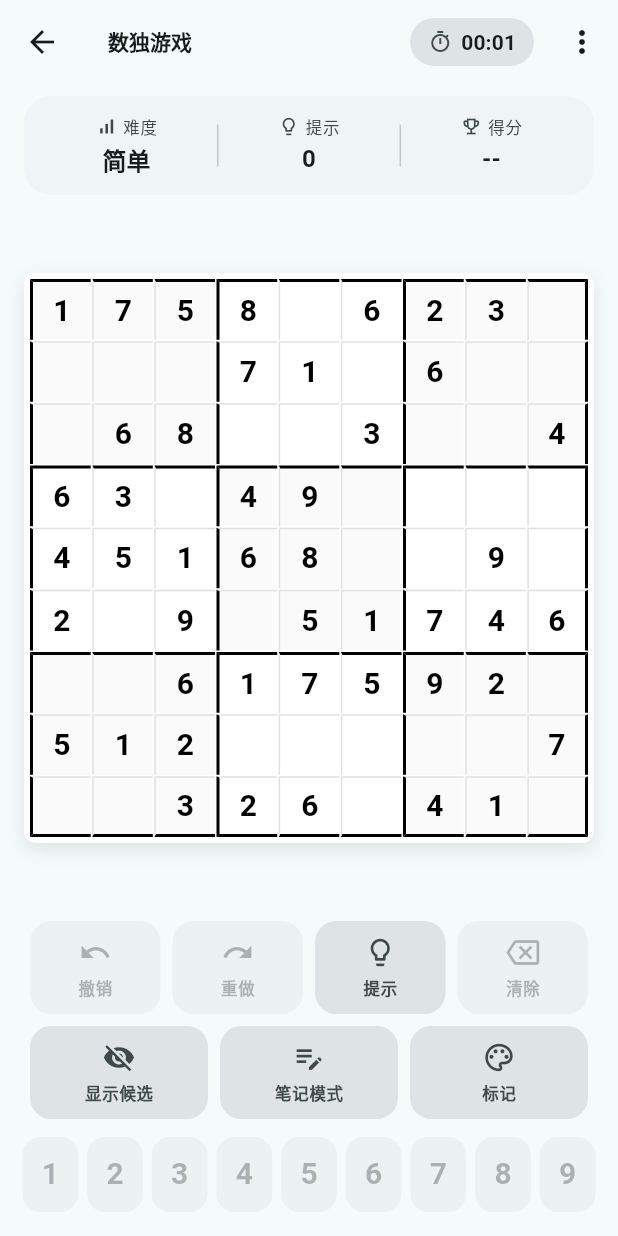
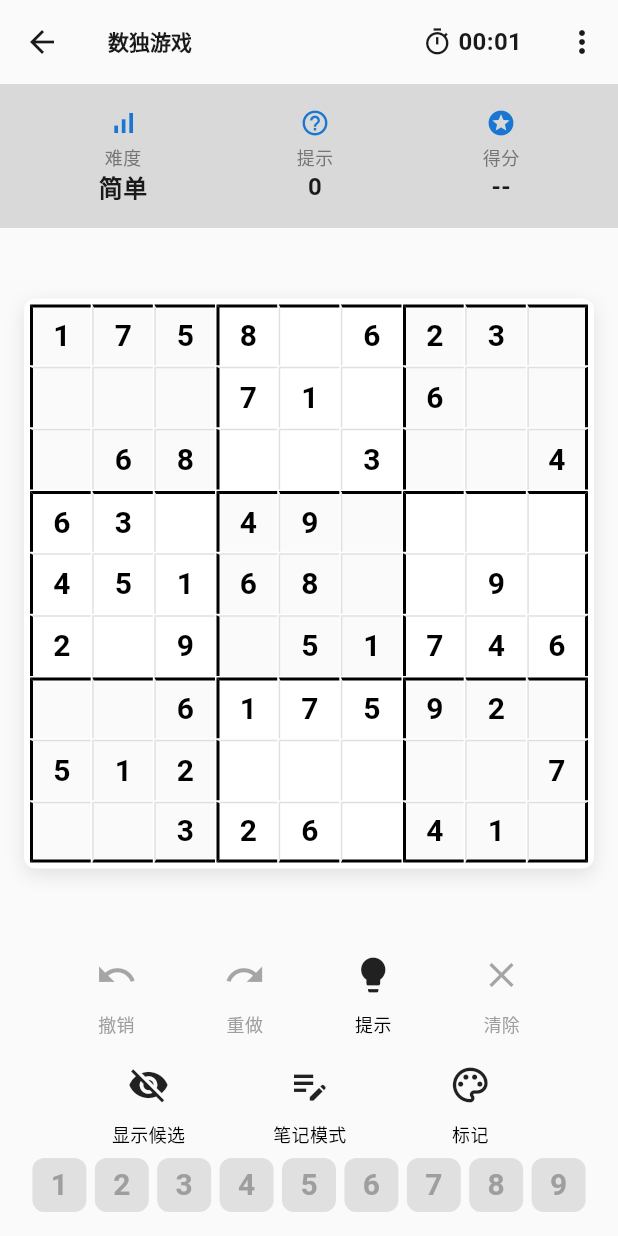
Before and after one commit to yedeying/sudoku-dart, a Flutter app: the screen it shows after launch, after a tap on "简单", on a phone screen of 412 x 824 dp. Run offline on Flutter 3.47's test engine with Material 3 defaults, Android fonts, the phone set to English and light mode, and no system bars.

Commit message:
fix: grayscale chrome scheme; restore game_screen layout

```diff
--- a/lib/screens/game_screen.dart
+++ b/lib/screens/game_screen.dart
@@ -44,32 +44,18 @@ class _GameScreenState extends State<GameScreen> {
           // 计时器
           Consumer<GameState>(
             builder: (context, gameState, child) {
-              final scheme = Theme.of(context).colorScheme;
               return Center(
-                child: Container(
-                  margin: const EdgeInsets.symmetric(horizontal: 8),
-                  padding: const EdgeInsets.symmetric(
-                    horizontal: 12,
-                    vertical: 6,
-                  ),
-                  decoration: BoxDecoration(
-                    color: scheme.surfaceContainerHighest,
-                    borderRadius: BorderRadius.circular(999),
-                  ),
+                child: Padding(
+                  padding: const EdgeInsets.symmetric(horizontal: 16.0),
                   child: Row(
                     children: [
-                      Icon(
-                        Icons.timer_outlined,
-                        size: 16,
-                        color: scheme.onSurfaceVariant,
-                      ),
-                      const SizedBox(width: 6),
+                      const Icon(Icons.timer_outlined, size: 20),
+                      const SizedBox(width: 4),
                       Text(
                         gameState.getFormattedTime(),
-                        style: Theme.of(context).textTheme.labelLarge?.copyWith(
-                          fontFeatures: const [
-                            FontFeature.tabularFigures(),
-                          ],
+                        style: const TextStyle(
+                          fontSize: 16,
+                          fontWeight: FontWeight.bold,
                         ),
                       ),
                     ],
@@ -120,23 +106,7 @@ class _GameScreenState extends State<GameScreen> {
         child: Consumer<GameState>(
           builder: (context, gameState, child) {
             if (gameState.board == null) {
-              return Center(
-                child: Column(
-                  mainAxisSize: MainAxisSize.min,
-                  children: [
-                    Icon(
-                      Icons.grid_off_outlined,
-                      size: 40,
-                      color: Theme.of(context).colorScheme.onSurfaceVariant,
-                    ),
-                    const SizedBox(height: 12),
-                    Text(
-                      '请先开始游戏',
-                      style: Theme.of(context).textTheme.bodyLarge,
-                    ),
-                  ],
-                ),
-              );
+              return const Center(child: Text('请先开始游戏'));
             }
 
             if (gameState.justCompleted) {
@@ -161,15 +131,12 @@ class _GameScreenState extends State<GameScreen> {
               });
             }
 
-            return Center(
-              child: ConstrainedBox(
-                constraints: const BoxConstraints(maxWidth: 560),
-                child: Column(
+            return Column(
               children: [
                 // 信息栏
                 _buildInfoBar(gameState),
 
-                    const SizedBox(height: 12),
+                const SizedBox(height: 16),
 
                 // 数独棋盘
                 Expanded(
@@ -184,8 +151,7 @@ class _GameScreenState extends State<GameScreen> {
                             gameState.markupEnabled,
                         conflictCells: gameState.getConflictCells(),
                         markup: gameState.displayMarkup,
-                            sameDigitCells:
-                                gameState.sameDigitHighlightCells(),
+                        sameDigitCells: gameState.sameDigitHighlightCells(),
                         sameDigitCandidates:
                             gameState.sameDigitHighlightCandidates(),
                         arrowAnchor: gameState.arrowAnchor,
@@ -200,7 +166,7 @@ class _GameScreenState extends State<GameScreen> {
                   ),
                 ),
 
-                    const SizedBox(height: 12),
+                const SizedBox(height: 16),
 
                 if (_hintPanelVisible(gameState)) ...[
                   Padding(
@@ -213,15 +179,13 @@ class _GameScreenState extends State<GameScreen> {
                 // 控制按钮
                 _buildControlButtons(gameState),
 
-                    const SizedBox(height: 12),
+                const SizedBox(height: 8),
 
                 // 数字键盘
                 _buildNumberPad(gameState),
 
                 const SizedBox(height: 16),
               ],
-                ),
-              ),
             );
           },
         ),
@@ -230,50 +194,32 @@ class _GameScreenState extends State<GameScreen> {
   }
 
   Widget _buildInfoBar(GameState gameState) {
-    return Padding(
-      padding: const EdgeInsets.fromLTRB(16, 8, 16, 0),
-      child: Card(
-        child: Padding(
-          padding: const EdgeInsets.symmetric(horizontal: 8, vertical: 12),
+    final bg = Theme.of(context).colorScheme.surfaceContainerHighest;
+    return Container(
+      padding: const EdgeInsets.all(16),
+      color: bg,
       child: Row(
+        mainAxisAlignment: MainAxisAlignment.spaceAround,
         children: [
-              Expanded(
-                child: _buildInfoItem(
+          _buildInfoItem(
             icon: Icons.signal_cellular_alt,
             label: '难度',
             value: _getDifficultyName(gameState.difficulty),
           ),
-              ),
-              _infoDivider(),
-              Expanded(
-                child: _buildInfoItem(
-                  icon: Icons.lightbulb_outline,
+          _buildInfoItem(
+            icon: Icons.help_outline,
             label: '提示',
             value: '${gameState.hintsUsed}',
           ),
-              ),
-              _infoDivider(),
-              Expanded(
-                child: _buildInfoItem(
-                  icon: Icons.emoji_events_outlined,
+          _buildInfoItem(
+            icon: Icons.stars,
             label: '得分',
             value: gameState.board!.isComplete()
                 ? '${gameState.getScore()}'
                 : '--',
           ),
-              ),
         ],
       ),
-        ),
-      ),
-    );
-  }
-
-  Widget _infoDivider() {
-    return Container(
-      width: 1,
-      height: 28,
-      color: Theme.of(context).colorScheme.outlineVariant,
     );
   }
 
@@ -282,25 +228,24 @@ class _GameScreenState extends State<GameScreen> {
     required String label,
     required String value,
   }) {
-    final theme = Theme.of(context);
-    final scheme = theme.colorScheme;
     return Column(
       children: [
-        Row(
-          mainAxisAlignment: MainAxisAlignment.center,
-          children: [
-            Icon(icon, size: 14, color: scheme.onSurfaceVariant),
-            const SizedBox(width: 4),
+        Icon(icon, size: 20, color: Colors.blue.shade700),
+        const SizedBox(height: 4),
         Text(
           label,
-              style: theme.textTheme.labelSmall?.copyWith(
-                color: scheme.onSurfaceVariant,
+          style: TextStyle(
+            fontSize: 12,
+            color: Colors.grey.shade600,
           ),
         ),
-          ],
+        Text(
+          value,
+          style: const TextStyle(
+            fontSize: 16,
+            fontWeight: FontWeight.bold,
           ),
-        const SizedBox(height: 2),
-        Text(value, style: theme.textTheme.titleMedium),
+        ),
       ],
     );
   }
@@ -312,6 +257,7 @@ class _GameScreenState extends State<GameScreen> {
         children: [
           // 第一行：基础控制按钮
           Row(
+            mainAxisAlignment: MainAxisAlignment.spaceEvenly,
             children: [
               _buildControlButton(
                 icon: Icons.undo,
@@ -324,12 +270,12 @@ class _GameScreenState extends State<GameScreen> {
                 onPressed: gameState.canRedo ? () => gameState.redo() : null,
               ),
               _buildControlButton(
-                icon: Icons.lightbulb_outline,
+                icon: Icons.lightbulb,
                 label: '提示',
                 onPressed: () => _showHint(context, gameState),
               ),
               _buildControlButton(
-                icon: Icons.backspace_outlined,
+                icon: Icons.clear,
                 label: '清除',
                 onPressed: gameState.selectedRow != null
                     ? () => gameState.clearSelected()
@@ -340,6 +286,7 @@ class _GameScreenState extends State<GameScreen> {
           const SizedBox(height: 8),
           // 第二行：候选数功能按钮
           Row(
+            mainAxisAlignment: MainAxisAlignment.spaceEvenly,
             children: [
               _buildControlButton(
                 icon: gameState.showCandidates
@@ -366,7 +313,7 @@ class _GameScreenState extends State<GameScreen> {
             ],
           ),
           if (gameState.markupEnabled) ...[
-            const SizedBox(height: 10),
+            const SizedBox(height: 8),
             _buildMarkupBar(gameState),
           ],
         ],
@@ -406,7 +353,6 @@ class _GameScreenState extends State<GameScreen> {
             modeChip('自动共轭', MarkupMode.autoConjugate),
             modeChip('关闭', MarkupMode.off),
             ActionChip(
-              avatar: const Icon(Icons.layers_clear_outlined, size: 16),
               label: const Text('清除标记'),
               onPressed: () => gameState.clearUserMarkup(),
             ),
@@ -429,7 +375,7 @@ class _GameScreenState extends State<GameScreen> {
                       color: color,
                       border: Border.all(
                         color: gameState.markupColor == color
-                            ? Theme.of(context).colorScheme.onSurface
+                            ? Colors.black
                             : Colors.transparent,
                         width: 2,
                       ),
@@ -444,7 +390,7 @@ class _GameScreenState extends State<GameScreen> {
           Text(
             '已选起点，再点终点',
             style: Theme.of(context).textTheme.bodySmall?.copyWith(
-                  color: Theme.of(context).colorScheme.onSurfaceVariant,
+                  color: Colors.black54,
                 ),
           ),
         ] else if (gameState.markupMode == MarkupMode.candidateColor) ...[
@@ -452,7 +398,7 @@ class _GameScreenState extends State<GameScreen> {
           Text(
             '选格后点数字上色',
             style: Theme.of(context).textTheme.bodySmall?.copyWith(
-                  color: Theme.of(context).colorScheme.onSurfaceVariant,
+                  color: Colors.black54,
                 ),
           ),
         ],
@@ -466,68 +412,55 @@ class _GameScreenState extends State<GameScreen> {
     required VoidCallback? onPressed,
     bool active = false,
   }) {
-    final scheme = Theme.of(context).colorScheme;
     final enabled = onPressed != null;
-
-    final Color background;
-    final Color foreground;
+    final Color iconColor;
     if (!enabled) {
-      background = scheme.surfaceContainerHighest.withValues(alpha: 0.4);
-      foreground = scheme.onSurfaceVariant.withValues(alpha: 0.38);
+      iconColor = Colors.grey;
     } else if (active) {
-      background = Colors.black;
-      foreground = Colors.white;
+      iconColor = Colors.white;
     } else {
-      background = scheme.surfaceContainerHighest;
-      foreground = scheme.onSurfaceVariant;
+      iconColor = Colors.black87;
     }
 
-    return Expanded(
-      child: Padding(
-        padding: const EdgeInsets.symmetric(horizontal: 4),
-        child: Material(
-          color: background,
-          borderRadius: BorderRadius.circular(14),
-          clipBehavior: Clip.antiAlias,
-          child: InkWell(
-            onTap: onPressed,
-            child: Padding(
-              padding: const EdgeInsets.symmetric(vertical: 10),
-              child: Column(
+    return Column(
       children: [
-                  Icon(icon, size: 22, color: foreground),
-                  const SizedBox(height: 4),
+        IconButton(
+          icon: Icon(icon),
+          onPressed: onPressed,
+          color: iconColor,
+          style: active
+              ? IconButton.styleFrom(
+                  backgroundColor: Colors.black,
+                  foregroundColor: Colors.white,
+                )
+              : null,
+          iconSize: 28,
+        ),
         Text(
           label,
-                    maxLines: 1,
-                    overflow: TextOverflow.ellipsis,
-                    style: Theme.of(context).textTheme.labelSmall?.copyWith(
-                          color: foreground,
-                          fontWeight: FontWeight.w600,
+          style: TextStyle(
+            fontSize: 12,
+            color: enabled ? Colors.black : Colors.grey,
           ),
         ),
       ],
-              ),
-            ),
-          ),
-        ),
-      ),
     );
   }
 
   Widget _buildNumberPad(GameState gameState) {
     return Padding(
-      padding: const EdgeInsets.symmetric(horizontal: 12.0),
+      padding: const EdgeInsets.symmetric(horizontal: 16.0),
       child: Row(
+        mainAxisAlignment: MainAxisAlignment.spaceEvenly,
         children: List.generate(9, (index) {
-          return _buildNumberButton(index + 1, gameState);
+          int number = index + 1;
+          return _buildNumberButton(number, gameState);
         }),
       ),
     );
   }
 
   Widget _buildNumberButton(int number, GameState gameState) {
-    final scheme = Theme.of(context).colorScheme;
     final isEnabled = gameState.isNumberPadEnabled(number);
     final noteMode =
         gameState.markupMode == MarkupMode.off && gameState.candidateMode;
@@ -535,37 +468,33 @@ class _GameScreenState extends State<GameScreen> {
     final Color background;
     final Color foreground;
     if (!isEnabled) {
-      background = scheme.surfaceContainerHighest.withValues(alpha: 0.4);
-      foreground = scheme.onSurfaceVariant.withValues(alpha: 0.38);
+      background = Colors.grey.shade300;
+      foreground = Colors.grey.shade500;
     } else if (noteMode) {
-      background = scheme.surfaceContainerHighest;
-      foreground = scheme.onSurfaceVariant;
+      background = Colors.grey.shade500;
+      foreground = Colors.white;
     } else {
-      background = scheme.primaryContainer;
-      foreground = scheme.onPrimaryContainer;
+      background = Colors.black;
+      foreground = Colors.white;
     }
 
-    return Expanded(
-      child: Padding(
-        padding: const EdgeInsets.symmetric(horizontal: 3),
-        child: Material(
+    return InkWell(
+      onTap: isEnabled ? () => gameState.onNumberPad(number) : null,
+      borderRadius: BorderRadius.circular(8),
+      child: Container(
+        width: 36,
+        height: 36,
+        decoration: BoxDecoration(
           color: background,
-          borderRadius: BorderRadius.circular(12),
-          clipBehavior: Clip.antiAlias,
-          child: InkWell(
-            onTap: isEnabled ? () => gameState.onNumberPad(number) : null,
-            child: SizedBox(
-              height: 50,
+          borderRadius: BorderRadius.circular(8),
+        ),
         child: Center(
           child: Text(
             number.toString(),
             style: TextStyle(
               fontSize: 20,
-                    fontWeight: FontWeight.w700,
+              fontWeight: FontWeight.bold,
               color: foreground,
-                  ),
-                ),
-              ),
             ),
           ),
         ),
@@ -680,7 +609,7 @@ class _GameScreenState extends State<GameScreen> {
                 onPressed: () => Navigator.pop(context),
                 child: const Text('取消'),
               ),
-              FilledButton(
+              ElevatedButton(
                 onPressed: () {
                   gameState.resetGame();
                   Navigator.pop(context);
@@ -723,14 +652,16 @@ class _GameScreenState extends State<GameScreen> {
       context: context,
       builder: (context) => AlertDialog(
         title: const Text('自动填充候选数'),
-        content: const Text('自动为所有空格填充可能的候选数字。\n\n'
-            '这将覆盖您手动设置的候选数，确定要继续吗？'),
+        content: const Text(
+          '自动为所有空格填充可能的候选数字。\n\n'
+          '这将覆盖您手动设置的候选数，确定要继续吗？'
+        ),
         actions: [
           TextButton(
             onPressed: () => Navigator.pop(context),
             child: const Text('取消'),
           ),
-          FilledButton(
+          ElevatedButton(
             onPressed: () {
               gameState.autoFillCandidates();
               Navigator.pop(context);
--- a/lib/theme/app_theme.dart
+++ b/lib/theme/app_theme.dart
@@ -15,18 +15,8 @@ class AppTheme {
   static ThemeData dark() => _build(Brightness.dark);
 
   static ThemeData _build(Brightness brightness) {
-    // fromSeed remaps near-black to a tinted primary; pin chrome to B&W.
-    final scheme = ColorScheme.fromSeed(
-      seedColor: seed,
-      brightness: brightness,
-    ).copyWith(
-      primary: seed,
-      onPrimary: Colors.white,
-      secondary: seed,
-      onSecondary: Colors.white,
-      tertiary: seed,
-      onTertiary: Colors.white,
-    );
+    // fromSeed remaps near-black to teal/cyan containers; build neutrals explicitly.
+    final scheme = _neutralScheme(brightness);
     final base = ThemeData(useMaterial3: true, colorScheme: scheme);
     final text = base.textTheme;
 
@@ -144,4 +134,56 @@ class AppTheme {
       ),
     );
   }
+
+  /// Grayscale Material 3 scheme so chrome cannot pick up seed-derived teal/cyan.
+  static ColorScheme _neutralScheme(Brightness brightness) {
+    final light = brightness == Brightness.light;
+    const onPrimary = Colors.white;
+    final onSurface = light ? seed : const Color(0xFFF5F5F5);
+    final surface = light ? const Color(0xFFFAFAFA) : const Color(0xFF121212);
+    final surfaceLow = light ? const Color(0xFFF2F2F2) : const Color(0xFF1C1C1C);
+    final surfaceMid = light ? const Color(0xFFEBEBEB) : const Color(0xFF242424);
+    final surfaceHigh = light ? const Color(0xFFE3E3E3) : const Color(0xFF2C2C2C);
+    final surfaceHighest =
+        light ? const Color(0xFFD9D9D9) : const Color(0xFF363636);
+    final outline = light ? const Color(0xFFB0B0B0) : const Color(0xFF6E6E6E);
+    final outlineVariant =
+        light ? const Color(0xFFD6D6D6) : const Color(0xFF4A4A4A);
+
+    return ColorScheme(
+      brightness: brightness,
+      primary: seed,
+      onPrimary: onPrimary,
+      primaryContainer: surfaceHighest,
+      onPrimaryContainer: onSurface,
+      secondary: seed,
+      onSecondary: onPrimary,
+      secondaryContainer: surfaceHigh,
+      onSecondaryContainer: onSurface,
+      tertiary: seed,
+      onTertiary: onPrimary,
+      tertiaryContainer: surfaceMid,
+      onTertiaryContainer: onSurface,
+      error: const Color(0xFFB3261E),
+      onError: onPrimary,
+      errorContainer: light ? const Color(0xFFF9DEDC) : const Color(0xFF8C1D18),
+      onErrorContainer: light ? const Color(0xFF410E0B) : const Color(0xFFF9DEDC),
+      surface: surface,
+      onSurface: onSurface,
+      onSurfaceVariant: light ? const Color(0xFF5C5C5C) : const Color(0xFFB0B0B0),
+      surfaceContainerLowest: light ? Colors.white : const Color(0xFF0A0A0A),
+      surfaceContainerLow: surfaceLow,
+      surfaceContainer: surfaceMid,
+      surfaceContainerHigh: surfaceHigh,
+      surfaceContainerHighest: surfaceHighest,
+      outline: outline,
+      outlineVariant: outlineVariant,
+      shadow: Colors.black,
+      scrim: Colors.black,
+      inverseSurface: onSurface,
+      onInverseSurface: surface,
+      inversePrimary: light ? const Color(0xFFCCCCCC) : const Color(0xFF555555),
+      surfaceTint: Colors.transparent,
+    );
+  }
 }
```
Also changed, not shown: 1 other file. Lines whose indentation alone changed are shown as unchanged.
